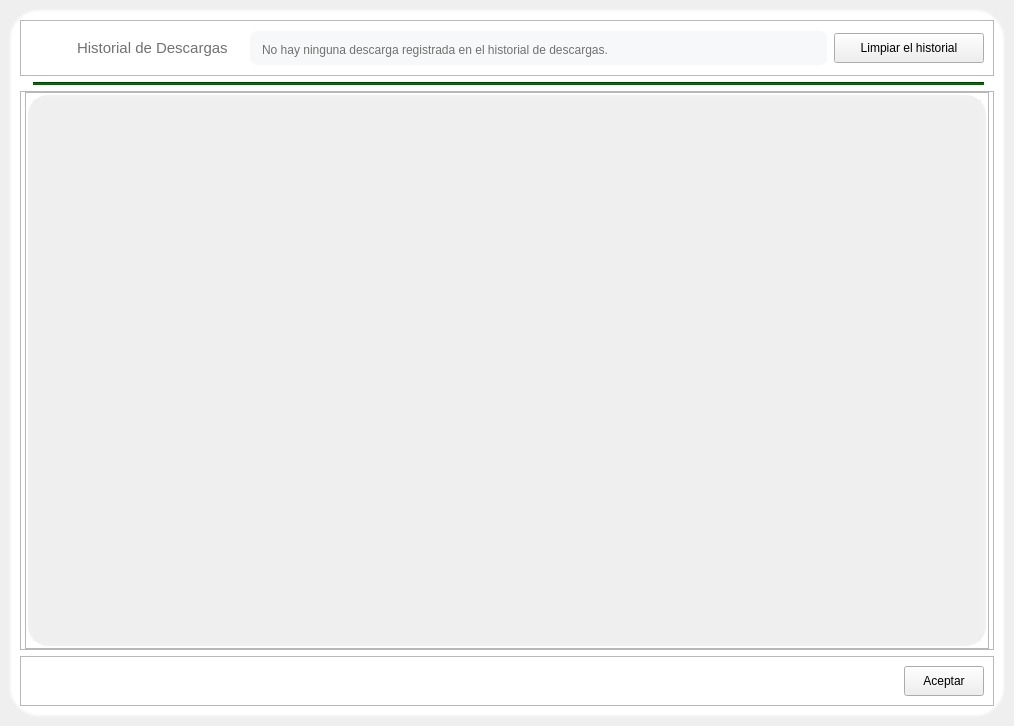
Qt form app/gui/History.ui (caicesardev/PyDownload) before a commit.
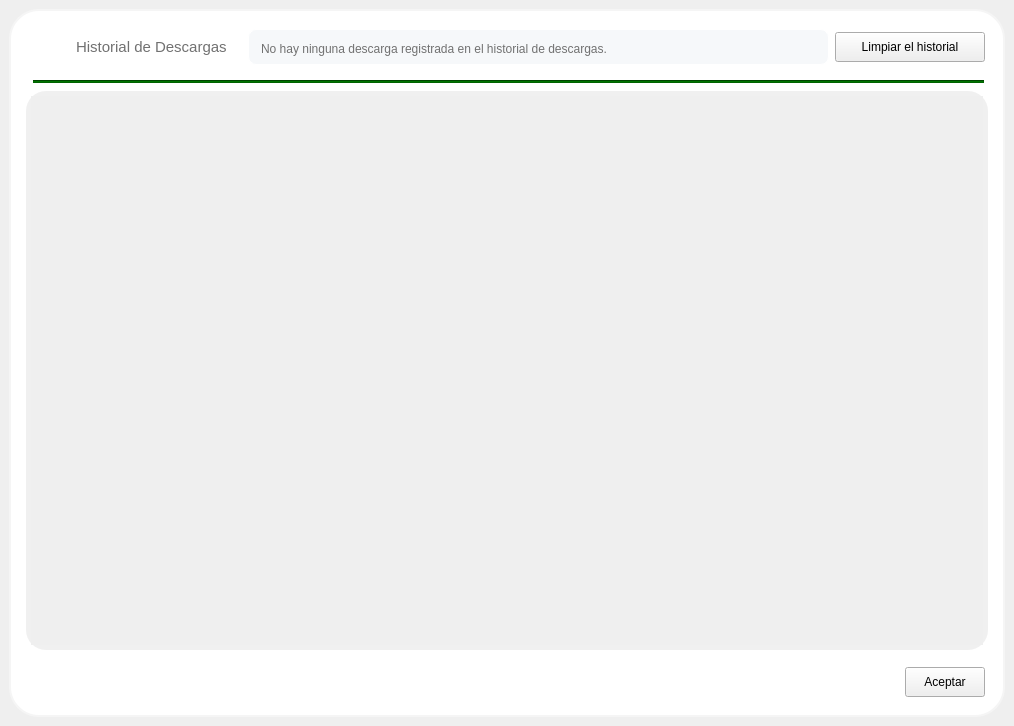
The same form after that commit. Icons and pictures are not drawn.

Commit message: Fixed every frame border

Diff of the .ui file:
```diff
--- a/app/gui/History.ui
+++ b/app/gui/History.ui
@@ -27,12 +27,6 @@
 	background: white;
 }</string>
       </property>
-      <property name="frameShape">
-       <enum>QFrame::StyledPanel</enum>
-      </property>
-      <property name="frameShadow">
-       <enum>QFrame::Raised</enum>
-      </property>
       <layout class="QVBoxLayout" name="verticalLayout">
        <item>
         <widget class="QFrame" name="header_frame">
@@ -42,12 +36,6 @@
            <height>60</height>
           </size>
          </property>
-         <property name="frameShape">
-          <enum>QFrame::StyledPanel</enum>
-         </property>
-         <property name="frameShadow">
-          <enum>QFrame::Raised</enum>
-         </property>
          <layout class="QHBoxLayout" name="horizontalLayout">
           <item>
            <widget class="QLabel" name="image">
@@ -99,12 +87,6 @@
 	background-color: #F6F8FA;
 }</string>
             </property>
-            <property name="frameShape">
-             <enum>QFrame::StyledPanel</enum>
-            </property>
-            <property name="frameShadow">
-             <enum>QFrame::Raised</enum>
-            </property>
             <layout class="QHBoxLayout" name="horizontalLayout_5">
              <property name="topMargin">
               <number>0</number>
@@ -166,12 +148,6 @@
        </item>
        <item>
         <widget class="QFrame" name="middle_frame">
-         <property name="frameShape">
-          <enum>QFrame::StyledPanel</enum>
-         </property>
-         <property name="frameShadow">
-          <enum>QFrame::Raised</enum>
-         </property>
          <layout class="QVBoxLayout" name="verticalLayout_2">
           <property name="leftMargin">
            <number>4</number>
@@ -190,12 +166,6 @@
             <property name="font">
              <font/>
             </property>
-            <property name="frameShape">
-             <enum>QFrame::StyledPanel</enum>
-            </property>
-            <property name="frameShadow">
-             <enum>QFrame::Raised</enum>
-            </property>
             <layout class="QVBoxLayout" name="verticalLayout_3">
              <property name="spacing">
               <number>0</number>
@@ -232,8 +202,8 @@
                  <rect>
                   <x>0</x>
                   <y>0</y>
-                  <width>948</width>
-                  <height>539</height>
+                  <width>952</width>
+                  <height>547</height>
                  </rect>
                 </property>
                </widget>
@@ -253,12 +223,6 @@
            <height>70</height>
           </size>
          </property>
-         <property name="frameShape">
-          <enum>QFrame::StyledPanel</enum>
-         </property>
-         <property name="frameShadow">
-          <enum>QFrame::Raised</enum>
-         </property>
          <layout class="QHBoxLayout" name="horizontalLayout_2">
           <item>
            <spacer name="horizontalSpacer">
```
The commit also changes 9 other files.
